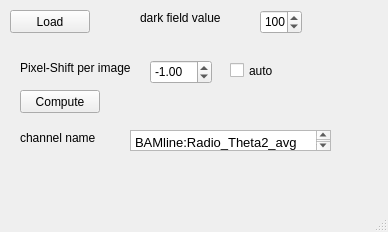
Above: BAMline_CT-helper/Radio_Theta2_avg.ui from HMarkoetter/BAMline_CT_preview_RECO before the change. Below: the same form after it.
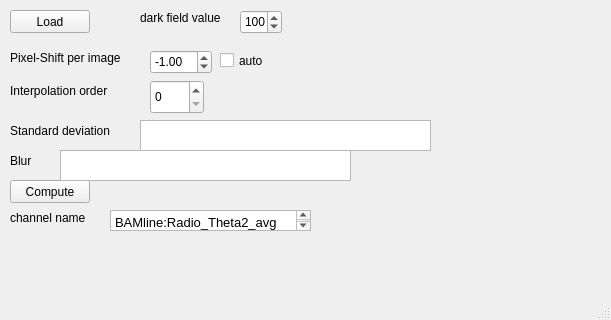
That is the form after the change.

Diff of the .ui file:
```diff
--- a/BAMline_CT-helper/Radio_Theta2_avg.ui
+++ b/BAMline_CT-helper/Radio_Theta2_avg.ui
@@ -6,8 +6,8 @@
    <rect>
     <x>0</x>
     <y>0</y>
-    <width>388</width>
-    <height>232</height>
+    <width>611</width>
+    <height>320</height>
    </rect>
   </property>
   <property name="windowTitle">
@@ -31,7 +31,7 @@
     <property name="geometry">
      <rect>
       <x>150</x>
-      <y>60</y>
+      <y>50</y>
       <width>62</width>
       <height>24</height>
      </rect>
@@ -52,9 +52,9 @@
    <widget class="QLabel" name="label">
     <property name="geometry">
      <rect>
-      <x>20</x>
-      <y>60</y>
-      <width>121</width>
+      <x>10</x>
+      <y>50</y>
+      <width>141</width>
       <height>16</height>
      </rect>
     </property>
@@ -65,8 +65,8 @@
    <widget class="QPushButton" name="pushCompute">
     <property name="geometry">
      <rect>
-      <x>20</x>
-      <y>90</y>
+      <x>10</x>
+      <y>180</y>
       <width>80</width>
       <height>23</height>
      </rect>
@@ -78,7 +78,7 @@
    <widget class="QSpinBox" name="spinBox_DF">
     <property name="geometry">
      <rect>
-      <x>260</x>
+      <x>240</x>
       <y>10</y>
       <width>42</width>
       <height>24</height>
@@ -107,9 +107,9 @@
    <widget class="QLabel" name="label_3">
     <property name="geometry">
      <rect>
-      <x>20</x>
-      <y>130</y>
-      <width>81</width>
+      <x>10</x>
+      <y>210</y>
+      <width>101</width>
       <height>16</height>
      </rect>
     </property>
@@ -120,8 +120,8 @@
    <widget class="QTextBrowser" name="Qchannel_name">
     <property name="geometry">
      <rect>
-      <x>130</x>
-      <y>130</y>
+      <x>110</x>
+      <y>210</y>
       <width>201</width>
       <height>21</height>
      </rect>
@@ -130,15 +130,15 @@
      <string>&lt;!DOCTYPE HTML PUBLIC &quot;-//W3C//DTD HTML 4.0//EN&quot; &quot;http://www.w3.org/TR/REC-html40/strict.dtd&quot;&gt;
 &lt;html&gt;&lt;head&gt;&lt;meta name=&quot;qrichtext&quot; content=&quot;1&quot; /&gt;&lt;style type=&quot;text/css&quot;&gt;
 p, li { white-space: pre-wrap; }
-&lt;/style&gt;&lt;/head&gt;&lt;body style=&quot; font-family:'Sans Serif'; font-size:9pt; font-weight:400; font-style:normal;&quot;&gt;
+&lt;/style&gt;&lt;/head&gt;&lt;body style=&quot; font-family:'Noto Sans'; font-size:10pt; font-weight:400; font-style:normal;&quot;&gt;
 &lt;p style=&quot; margin-top:12px; margin-bottom:12px; margin-left:0px; margin-right:0px; -qt-block-indent:0; text-indent:0px; background-color:#ffffff;&quot;&gt;&lt;span style=&quot; font-family:'JetBrains Mono','monospace'; font-size:9.8pt; color:#000000;&quot;&gt;BAMline:Radio_Theta2_avg&lt;/span&gt;&lt;/p&gt;&lt;/body&gt;&lt;/html&gt;</string>
     </property>
    </widget>
    <widget class="QCheckBox" name="checkBox_auto">
     <property name="geometry">
      <rect>
-      <x>230</x>
-      <y>60</y>
+      <x>220</x>
+      <y>50</y>
       <width>79</width>
       <height>21</height>
      </rect>
@@ -147,6 +147,78 @@
      <string>auto</string>
     </property>
    </widget>
+   <widget class="QLabel" name="label_4">
+    <property name="geometry">
+     <rect>
+      <x>10</x>
+      <y>80</y>
+      <width>131</width>
+      <height>21</height>
+     </rect>
+    </property>
+    <property name="text">
+     <string>Interpolation order</string>
+    </property>
+   </widget>
+   <widget class="QLabel" name="label_5">
+    <property name="geometry">
+     <rect>
+      <x>10</x>
+      <y>120</y>
+      <width>131</width>
+      <height>21</height>
+     </rect>
+    </property>
+    <property name="text">
+     <string>Standard deviation</string>
+    </property>
+   </widget>
+   <widget class="QTextBrowser" name="stdtext">
+    <property name="geometry">
+     <rect>
+      <x>140</x>
+      <y>120</y>
+      <width>291</width>
+      <height>31</height>
+     </rect>
+    </property>
+   </widget>
+   <widget class="QSpinBox" name="intSpinbox_Interpolationorder">
+    <property name="geometry">
+     <rect>
+      <x>150</x>
+      <y>80</y>
+      <width>54</width>
+      <height>34</height>
+     </rect>
+    </property>
+    <property name="maximum">
+     <number>5</number>
+    </property>
+   </widget>
+   <widget class="QLabel" name="label_6">
+    <property name="geometry">
+     <rect>
+      <x>10</x>
+      <y>150</y>
+      <width>131</width>
+      <height>21</height>
+     </rect>
+    </property>
+    <property name="text">
+     <string>Blur</string>
+    </property>
+   </widget>
+   <widget class="QTextBrowser" name="blurtext">
+    <property name="geometry">
+     <rect>
+      <x>60</x>
+      <y>150</y>
+      <width>291</width>
+      <height>31</height>
+     </rect>
+    </property>
+   </widget>
   </widget>
   <widget class="QMenuBar" name="menubar">
    <property name="geometry">
```
Left out of the diff: 4 changed lines with no effect on the pictures.
